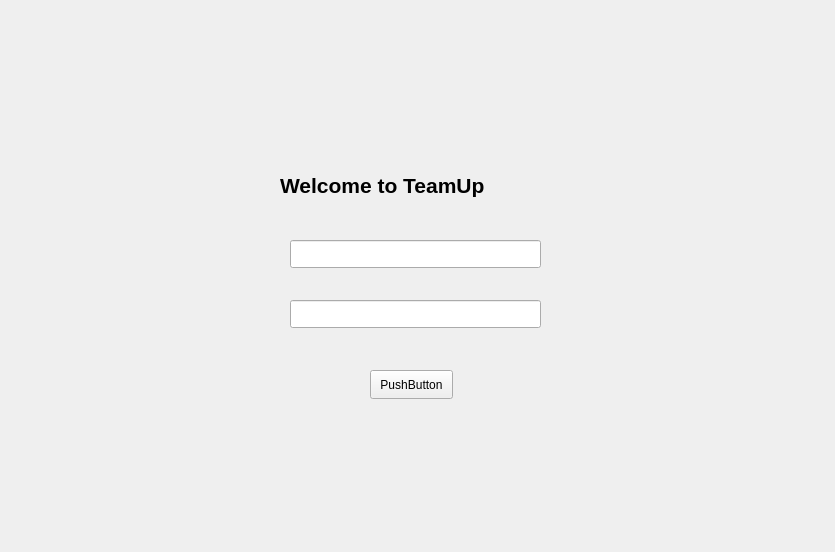
This is TeamUp/UIdesgin/logIn.ui in Haythem-Jaidane/TeamUp as Qt 5 draws it before an edit. The edited form follows.
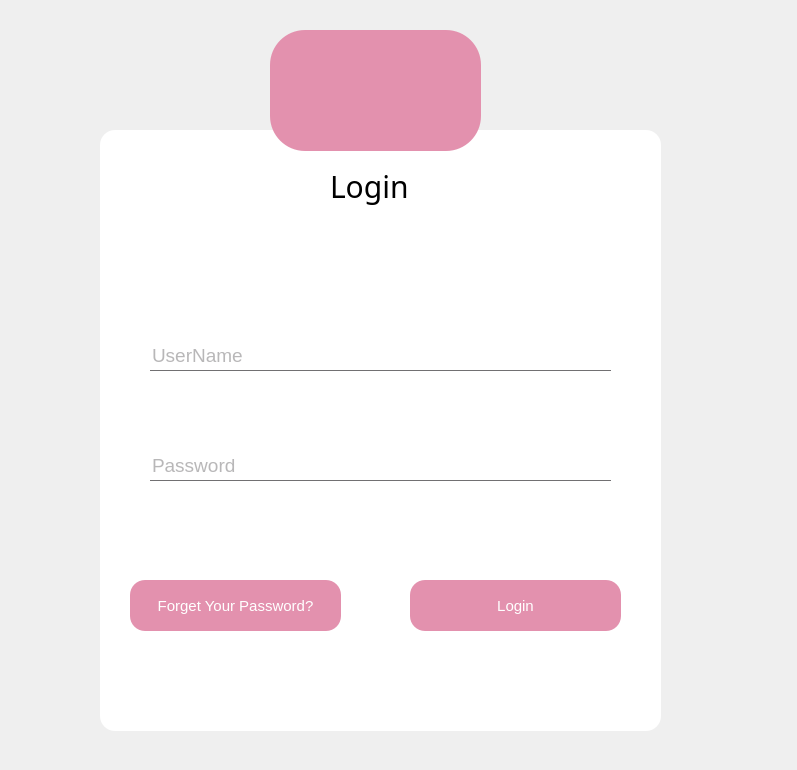
This is the edited form. Icons and pictures are not drawn.

Commit message: Interface Login

Patch:
```diff
--- a/TeamUp/UIdesgin/logIn.ui
+++ b/TeamUp/UIdesgin/logIn.ui
@@ -1,85 +1,299 @@
 <?xml version="1.0" encoding="UTF-8"?>
 <ui version="4.0">
- <class>Form</class>
- <widget class="QWidget" name="Form">
+ <class>MainWindow</class>
+ <widget class="QMainWindow" name="MainWindow">
   <property name="geometry">
    <rect>
     <x>0</x>
     <y>0</y>
-    <width>835</width>
-    <height>552</height>
+    <width>797</width>
+    <height>770</height>
    </rect>
   </property>
   <property name="windowTitle">
    <string>Form</string>
   </property>
-  <widget class="QLabel" name="label">
-   <property name="geometry">
-    <rect>
-     <x>30</x>
-     <y>30</y>
-     <width>261</width>
-     <height>41</height>
-    </rect>
-   </property>
-   <property name="text">
-    <string/>
-   </property>
-   <property name="pixmap">
-    <pixmap>../Resources/Images/black_Logo_342868e838_129748d4cd.svg</pixmap>
-   </property>
-  </widget>
-  <widget class="QLabel" name="label_2">
-   <property name="geometry">
-    <rect>
-     <x>280</x>
-     <y>170</y>
-     <width>271</width>
-     <height>31</height>
-    </rect>
-   </property>
-   <property name="font">
-    <font>
-     <pointsize>16</pointsize>
-     <bold>true</bold>
-    </font>
-   </property>
-   <property name="text">
-    <string>Welcome to TeamUp</string>
-   </property>
-  </widget>
-  <widget class="QPushButton" name="pushButton">
-   <property name="geometry">
-    <rect>
-     <x>370</x>
-     <y>370</y>
-     <width>83</width>
-     <height>29</height>
-    </rect>
-   </property>
-   <property name="text">
-    <string>PushButton</string>
-   </property>
-  </widget>
-  <widget class="QLineEdit" name="lineEdit">
-   <property name="geometry">
-    <rect>
-     <x>290</x>
-     <y>240</y>
-     <width>251</width>
-     <height>28</height>
-    </rect>
-   </property>
-  </widget>
-  <widget class="QLineEdit" name="lineEdit_2">
-   <property name="geometry">
-    <rect>
-     <x>290</x>
-     <y>300</y>
-     <width>251</width>
-     <height>28</height>
-    </rect>
-   </property>
+  <widget class="QWidget" name="centralwidget">
+   <widget class="QPushButton" name="pushButton_8">
+    <property name="geometry">
+     <rect>
+      <x>270</x>
+      <y>30</y>
+      <width>211</width>
+      <height>121</height>
+     </rect>
+    </property>
+    <property name="font">
+     <font>
+      <pointsize>20</pointsize>
+     </font>
+    </property>
+    <property name="styleSheet">
+     <string notr="true">*{
+border-radius: 35px;
+background:#E391AE
+}</string>
+    </property>
+    <property name="text">
+     <string/>
+    </property>
+    <property name="icon">
+     <iconset>
+      <normaloff>D:/downloads/team (1).png</normaloff>D:/downloads/team (1).png</iconset>
+    </property>
+    <property name="iconSize">
+     <size>
+      <width>60</width>
+      <height>60</height>
+     </size>
+    </property>
+   </widget>
+   <widget class="QFrame" name="Qframe">
+    <property name="geometry">
+     <rect>
+      <x>100</x>
+      <y>130</y>
+      <width>561</width>
+      <height>601</height>
+     </rect>
+    </property>
+    <property name="styleSheet">
+     <string notr="true">QFrame
+{
+	background:white;
+    border-radius:15px;
+}</string>
+    </property>
+    <property name="frameShape">
+     <enum>QFrame::StyledPanel</enum>
+    </property>
+    <property name="frameShadow">
+     <enum>QFrame::Raised</enum>
+    </property>
+    <widget class="QLabel" name="label_3">
+     <property name="geometry">
+      <rect>
+       <x>150</x>
+       <y>30</y>
+       <width>261</width>
+       <height>51</height>
+      </rect>
+     </property>
+     <property name="styleSheet">
+      <string notr="true">*{
+    font-family:century gothic;
+    font-size:24px;
+	color:white;
+}
+
+</string>
+     </property>
+     <property name="text">
+      <string>Welcome to TeamUp</string>
+     </property>
+    </widget>
+    <widget class="QLineEdit" name="lineEdit_3">
+     <property name="geometry">
+      <rect>
+       <x>50</x>
+       <y>210</y>
+       <width>461</width>
+       <height>31</height>
+      </rect>
+     </property>
+     <property name="font">
+      <font>
+       <pointsize>14</pointsize>
+      </font>
+     </property>
+     <property name="contextMenuPolicy">
+      <enum>Qt::NoContextMenu</enum>
+     </property>
+     <property name="styleSheet">
+      <string notr="true">*{
+background:transparent;
+border:none;
+color:#717072;
+border-bottom:1px solid #717072;
+}</string>
+     </property>
+     <property name="inputMask">
+      <string/>
+     </property>
+     <property name="text">
+      <string/>
+     </property>
+     <property name="maxLength">
+      <number>32767</number>
+     </property>
+     <property name="placeholderText">
+      <string>UserName</string>
+     </property>
+    </widget>
+    <widget class="QPushButton" name="pushButton_18">
+     <property name="geometry">
+      <rect>
+       <x>310</x>
+       <y>450</y>
+       <width>211</width>
+       <height>51</height>
+      </rect>
+     </property>
+     <property name="font">
+      <font>
+       <pointsize>11</pointsize>
+      </font>
+     </property>
+     <property name="styleSheet">
+      <string notr="true">*{
+color:white;
+border-radius: 15px;
+background:#E391AE;
+}
+
+*:hover
+{
+	color:#E391AE;
+	border-radius:15px;
+	background:black;
+}</string>
+     </property>
+     <property name="text">
+      <string>Login</string>
+     </property>
+    </widget>
+    <widget class="QLabel" name="label_5">
+     <property name="geometry">
+      <rect>
+       <x>230</x>
+       <y>30</y>
+       <width>91</width>
+       <height>51</height>
+      </rect>
+     </property>
+     <property name="font">
+      <font>
+       <family>century gothic</family>
+       <pointsize>-1</pointsize>
+      </font>
+     </property>
+     <property name="styleSheet">
+      <string notr="true">*{
+    font-family:century gothic;
+    font-size:30px;
+	color:black;
+}
+
+</string>
+     </property>
+     <property name="text">
+      <string>Login</string>
+     </property>
+    </widget>
+    <widget class="QLabel" name="label">
+     <property name="geometry">
+      <rect>
+       <x>280</x>
+       <y>540</y>
+       <width>261</width>
+       <height>41</height>
+      </rect>
+     </property>
+     <property name="text">
+      <string/>
+     </property>
+     <property name="pixmap">
+      <pixmap>../Resources/Images/black_Logo_342868e838_129748d4cd.svg</pixmap>
+     </property>
+    </widget>
+    <widget class="QLineEdit" name="lineEdit_6">
+     <property name="geometry">
+      <rect>
+       <x>50</x>
+       <y>320</y>
+       <width>461</width>
+       <height>31</height>
+      </rect>
+     </property>
+     <property name="font">
+      <font>
+       <pointsize>14</pointsize>
+      </font>
+     </property>
+     <property name="tabletTracking">
+      <bool>false</bool>
+     </property>
+     <property name="contextMenuPolicy">
+      <enum>Qt::NoContextMenu</enum>
+     </property>
+     <property name="styleSheet">
+      <string notr="true">*{
+background:transparent;
+border:none;
+color:#717072;
+border-bottom:1px solid #717072;
+}</string>
+     </property>
+     <property name="inputMask">
+      <string/>
+     </property>
+     <property name="text">
+      <string/>
+     </property>
+     <property name="maxLength">
+      <number>32767</number>
+     </property>
+     <property name="echoMode">
+      <enum>QLineEdit::Password</enum>
+     </property>
+     <property name="dragEnabled">
+      <bool>false</bool>
+     </property>
+     <property name="readOnly">
+      <bool>false</bool>
+     </property>
+     <property name="placeholderText">
+      <string>Password</string>
+     </property>
+     <property name="clearButtonEnabled">
+      <bool>false</bool>
+     </property>
+    </widget>
+    <widget class="QPushButton" name="pushButton_19">
+     <property name="geometry">
+      <rect>
+       <x>30</x>
+       <y>450</y>
+       <width>211</width>
+       <height>51</height>
+      </rect>
+     </property>
+     <property name="font">
+      <font>
+       <pointsize>11</pointsize>
+      </font>
+     </property>
+     <property name="styleSheet">
+      <string notr="true">*{
+color:white;
+border-radius: 15px;
+background:#E391AE;
+}
+
+*:hover
+{
+	color:#E391AE;
+	border-radius:15px;
+	background:black
+}</string>
+     </property>
+     <property name="text">
+      <string>Forget Your Password?</string>
+     </property>
+    </widget>
+   </widget>
+   <zorder>Qframe</zorder>
+   <zorder>pushButton_8</zorder>
   </widget>
  </widget>
  <resources/>
```
Left out of the diff: 2 changed lines with no effect on the pictures. The commit also changes 1 other file.
